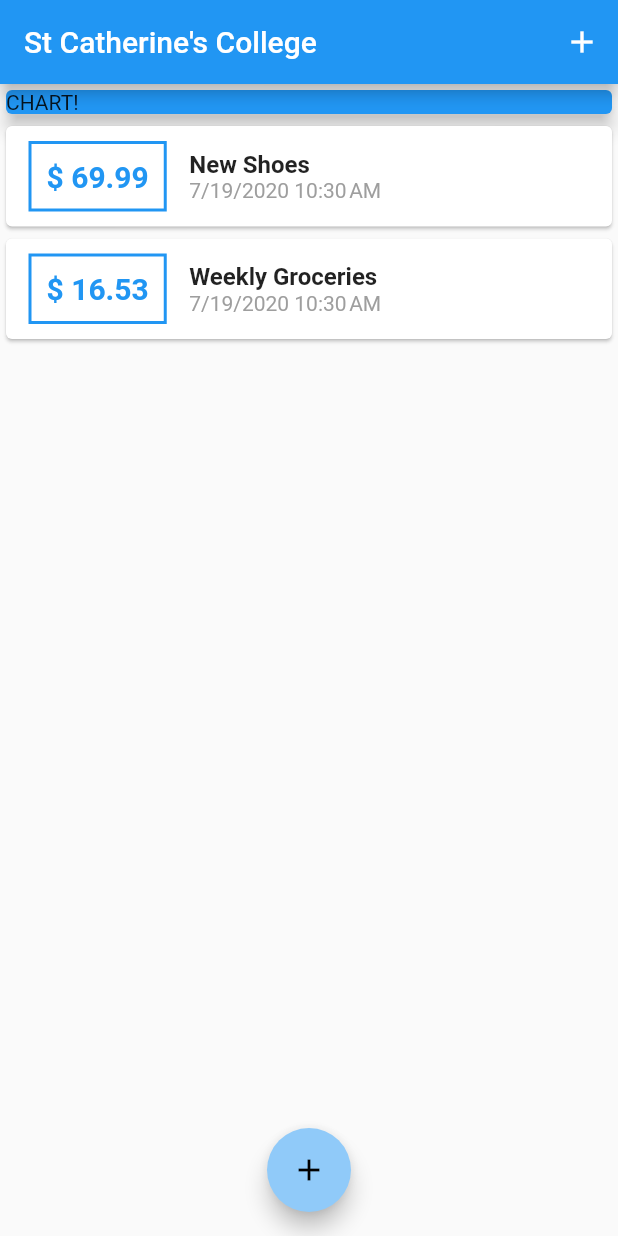
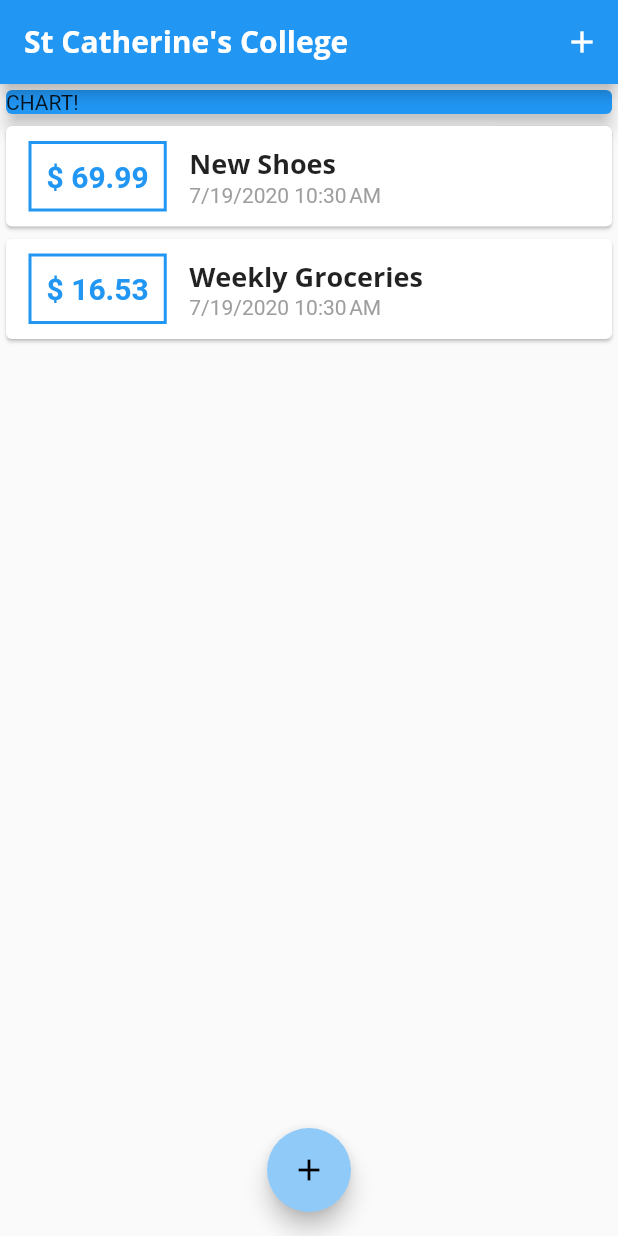
Before and after one commit to GeorgeYZJ/flutter_expense_app, a Flutter app: the screen it shows after launch, on a phone screen of 412 x 824 dp. Run offline on Flutter 3.47's test engine with Material 2 defaults, Android fonts, the phone set to English and light mode, and no system bars.

Commit message:
'course95'

```diff
--- a/lib/main.dart
+++ b/lib/main.dart
@@ -14,9 +14,23 @@
     return MaterialApp(
       title: 'Flutter APP',
       theme: ThemeData(
-        primarySwatch: Colors.blue,
-        accentColor: Colors.blue[200],
-      ),
+          primarySwatch: Colors.blue,
+          accentColor: Colors.blue[200],
+          fontFamily: 'Quicksand',
+          textTheme: ThemeData.light().textTheme.copyWith(
+                title: TextStyle(
+                  fontFamily: 'OpenSans',
+                  fontWeight: FontWeight.bold,
+                  fontSize: 18,
+                ),
+              ),
+          appBarTheme: AppBarTheme(
+              textTheme: ThemeData.light().textTheme.copyWith(
+                      title: TextStyle(
+                    fontFamily: 'OpenSans',
+                    fontSize: 20,
+                    fontWeight: FontWeight.bold,
+                  )))),
       home: MyHomePage(),
     );
   }
--- a/lib/widgets/transaction_list.dart
+++ b/lib/widgets/transaction_list.dart
@@ -42,10 +42,7 @@
                   children: <Widget>[
                     Text(
                       transactions[index].title,
-                      style: TextStyle(
-                        fontSize: 16,
-                        fontWeight: FontWeight.bold,
-                      ),
+                      style: Theme.of(context).textTheme.title,
                     ),
                     Text(
                       DateFormat.yMd()
```
Also changed, not shown: pubspec.yaml (+11 -6 lines), assets/fonts/OpenSans-Bold.ttf (added), assets/fonts/OpenSans-Regular.ttf (added), assets/fonts/Quicksand-Bold.ttf (added), assets/fonts/Quicksand-Light.ttf (added), assets/fonts/Quicksand-Medium.ttf (added), assets/fonts/Quicksand-Regular.ttf (added).
